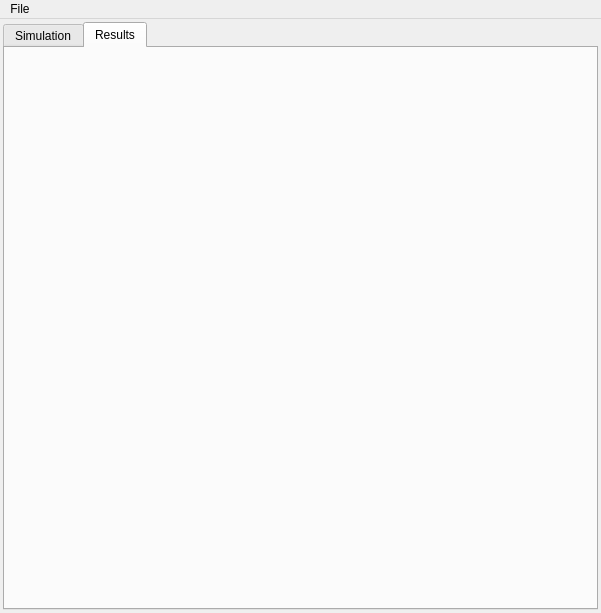
andrmor/ANTS3bundle, file ants3bundle/src/ants3/gui/photsim/a3photsimwin.ui: the form before one commit.
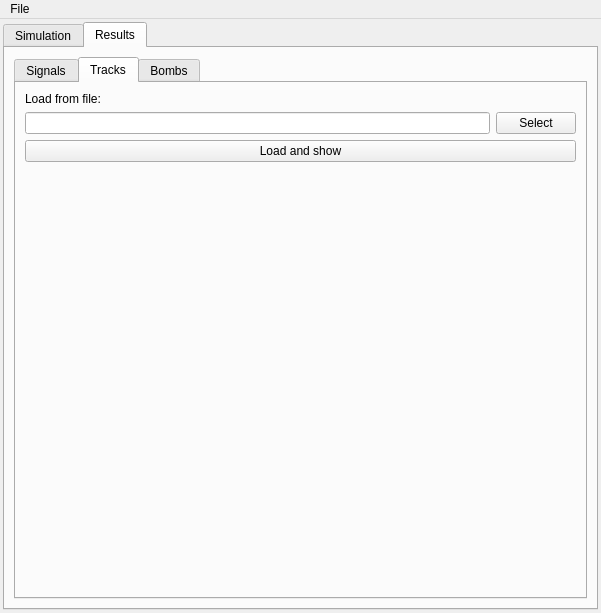
The form after the commit. The open tabs and pages were chosen to show the change.

Commit message: add autoload for tracks

```diff
--- a/ants3bundle/src/ants3/gui/photsim/a3photsimwin.ui
+++ b/ants3bundle/src/ants3/gui/photsim/a3photsimwin.ui
@@ -2999,6 +2999,73 @@
        <attribute name="title">
         <string>Results</string>
        </attribute>
+       <layout class="QVBoxLayout" name="verticalLayout_12">
+        <item>
+         <widget class="QTabWidget" name="tabWidget">
+          <property name="currentIndex">
+           <number>1</number>
+          </property>
+          <widget class="QWidget" name="tab_2">
+           <attribute name="title">
+            <string>Signals</string>
+           </attribute>
+          </widget>
+          <widget class="QWidget" name="tab_3">
+           <attribute name="title">
+            <string>Tracks</string>
+           </attribute>
+           <layout class="QVBoxLayout" name="verticalLayout_13">
+            <item>
+             <widget class="QLabel" name="label_3">
+              <property name="text">
+               <string>Load from file:</string>
+              </property>
+             </widget>
+            </item>
+            <item>
+             <layout class="QHBoxLayout" name="horizontalLayout_8">
+              <item>
+               <widget class="QLineEdit" name="leTracksFile"/>
+              </item>
+              <item>
+               <widget class="QPushButton" name="pbSelectTracksFile">
+                <property name="text">
+                 <string>Select</string>
+                </property>
+               </widget>
+              </item>
+             </layout>
+            </item>
+            <item>
+             <widget class="QPushButton" name="pbLoadAndShowTracks">
+              <property name="text">
+               <string>Load and show</string>
+              </property>
+             </widget>
+            </item>
+            <item>
+             <spacer name="verticalSpacer_14">
+              <property name="orientation">
+               <enum>Qt::Vertical</enum>
+              </property>
+              <property name="sizeHint" stdset="0">
+               <size>
+                <width>20</width>
+                <height>40</height>
+               </size>
+              </property>
+             </spacer>
+            </item>
+           </layout>
+          </widget>
+          <widget class="QWidget" name="tab_5">
+           <attribute name="title">
+            <string>Bombs</string>
+           </attribute>
+          </widget>
+         </widget>
+        </item>
+       </layout>
       </widget>
      </widget>
     </item>
```
Left out of the diff: 5 changed lines with no effect on the pictures. The commit also changes 5 other files.
